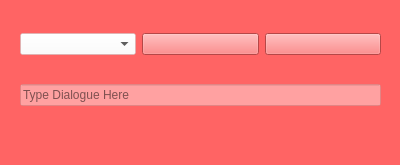
Before: the Qt Designer form WeaverDialogueBuilder/DialogueContainer.ui in milovanpelt/Weaver, drawn with Qt 5.
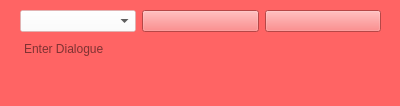
After: the same form once the commit is applied. Icons and pictures are not drawn.

Commit message: change(DialogueContainer): use plaintextedit, for multi line text

```diff
--- a/WeaverDialogueBuilder/DialogueContainer.ui
+++ b/WeaverDialogueBuilder/DialogueContainer.ui
@@ -7,9 +7,15 @@
     <x>0</x>
     <y>0</y>
     <width>400</width>
-    <height>165</height>
+    <height>106</height>
    </rect>
   </property>
+  <property name="sizePolicy">
+   <sizepolicy hsizetype="Expanding" vsizetype="Expanding">
+    <horstretch>0</horstretch>
+    <verstretch>0</verstretch>
+   </sizepolicy>
+  </property>
   <property name="windowTitle">
    <string>Frame</string>
   </property>
@@ -22,10 +28,13 @@
      <x>20</x>
      <y>10</y>
      <width>361</width>
-     <height>121</height>
+     <height>81</height>
     </rect>
    </property>
    <layout class="QVBoxLayout" name="verticalLayout">
+    <property name="bottomMargin">
+     <number>0</number>
+    </property>
     <item>
      <layout class="QHBoxLayout" name="horizontalLayout">
       <property name="bottomMargin">
@@ -70,15 +79,21 @@
      </layout>
     </item>
     <item>
-     <widget class="QLineEdit" name="DialogueTextBox">
-      <property name="toolTip">
-       <string/>
+     <widget class="QPlainTextEdit" name="DialogueTextBox">
+      <property name="sizePolicy">
+       <sizepolicy hsizetype="Fixed" vsizetype="Fixed">
+        <horstretch>0</horstretch>
+        <verstretch>0</verstretch>
+       </sizepolicy>
       </property>
-      <property name="styleSheet">
-       <string notr="true">background-color: rgba(255, 255, 255, 100);</string>
+      <property name="frameShape">
+       <enum>QFrame::Shape::NoFrame</enum>
+      </property>
+      <property name="lineWidth">
+       <number>2</number>
       </property>
       <property name="placeholderText">
-       <string>Type Dialogue Here</string>
+       <string>Enter Dialogue</string>
       </property>
      </widget>
     </item>
```
Left out of the diff: 2 changed lines with no effect on the pictures. The commit also changes 1 other file.
